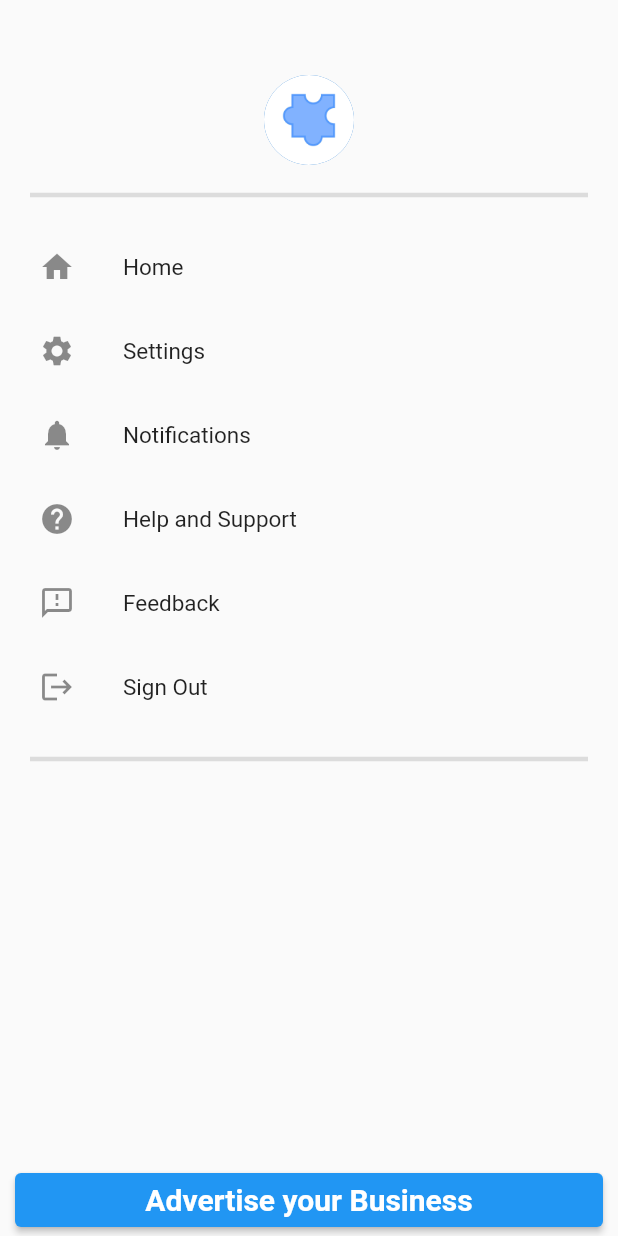
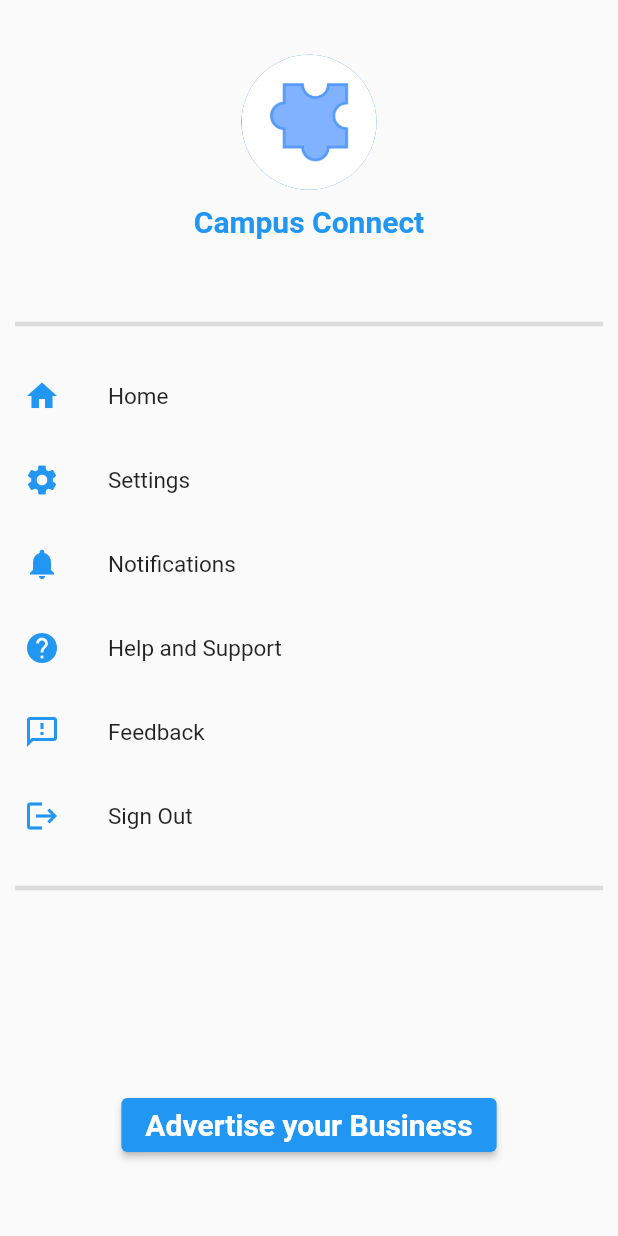
Before and after one commit to ManuelSena19/campus-connect, a Flutter app: the DrawerWidget screen opened by its route, on a phone screen of 412 x 824 dp. Run offline on Flutter 3.47's test engine with Material 2 defaults, Android fonts, the phone set to English and light mode, and no system bars; our stand-ins replace cloud_firestore, email_validator, firebase_auth, firebase_core, flutter_secure_storage, image_picker and 1 more; accounts and stored records are empty; network calls fail.

```diff
--- a/lib/constants/routes.dart
+++ b/lib/constants/routes.dart
@@ -5,3 +5,4 @@ const homeScreenRoute = '/home-screen/';
 const resetPasswordRoute = '/reset-password-view/';
 const logicRoute = '/logic/';
 const drawerRoute = '/drawer/';
+const createAdRoute = '/create-ad-screen/';
--- a/lib/main.dart
+++ b/lib/main.dart
@@ -1,5 +1,6 @@
 import 'dart:async';
 import 'package:campus_connect/constants/logic.dart';
+import 'package:campus_connect/screens/create_ad_screen.dart';
 import 'package:campus_connect/screens/home_screen.dart';
 import 'package:campus_connect/screens/login_screen.dart';
 import 'package:campus_connect/screens/register_screen.dart';
@@ -69,6 +70,7 @@ class _MyAppState extends State<MyApp> {
           logicRoute: (context) => const Logic(),
           resetPasswordRoute: (context) => const ResetPasswordScreen(),
           drawerRoute: (context) => const DrawerWidget(),
+          createAdRoute: (context) => const CreateAdScreen(),
         },
         home: const HomeScreen());
   }
--- a/lib/utilities/drawer_widget.dart
+++ b/lib/utilities/drawer_widget.dart
@@ -17,13 +17,25 @@ class DrawerWidget extends StatelessWidget {
 
     return Drawer(
       elevation: 0,
-      child: ListView(
-        padding: const EdgeInsets.fromLTRB(10, 50, 10, 10),
+      child: Column(
         children: [
-          const Center(
-            child: CircleAvatar(
+          Expanded(
+            flex: 2,
+            child: Column(
+              mainAxisAlignment: MainAxisAlignment.center,
+              children: const [
+                CircleAvatar(
                   backgroundImage: AssetImage("assets/logo.png"),
-              radius: 30,
+                  radius: 45,
+                ),
+                SizedBox(height: 10,),
+                Text(
+                  "Campus Connect",
+                  textAlign: TextAlign.center,
+                  style: TextStyle(
+                      fontWeight: FontWeight.bold, fontSize: 20, color: Colors.blue),
+                ),
+              ],
             ),
           ),
           const Divider(
@@ -32,6 +44,11 @@ class DrawerWidget extends StatelessWidget {
             indent: 10,
             endIndent: 10,
           ),
+          Expanded(
+            flex: 5,
+            child: ListView(
+              padding: EdgeInsets.zero,
+              children: [
                 ListTile(
                   title: const Text(
                     "Home",
@@ -40,7 +57,10 @@ class DrawerWidget extends StatelessWidget {
                   onTap: () {
                     pushRoute(homeScreenRoute);
                   },
-            leading: const Icon(Icons.home),
+                  leading: const Icon(
+                    Icons.home,
+                    color: Colors.blue,
+                  ),
                 ),
                 ListTile(
                   title: const Text(
@@ -48,31 +68,43 @@ class DrawerWidget extends StatelessWidget {
                     style: TextStyle(fontSize: 15),
                   ),
                   onTap: () {},
-            leading: const Icon(Icons.settings),
+                  leading: const Icon(
+                    Icons.settings,
+                    color: Colors.blue,
+                  ),
                 ),
                 ListTile(
                   title: const Text(
                     'Notifications',
                     style: TextStyle(fontSize: 15),
                   ),
-            onTap: (){},
-            leading: const Icon(Icons.notifications),
+                  onTap: () {},
+                  leading: const Icon(
+                    Icons.notifications,
+                    color: Colors.blue,
+                  ),
                 ),
                 ListTile(
                   title: const Text(
                     'Help and Support',
                     style: TextStyle(fontSize: 15),
                   ),
-            onTap: (){},
-            leading: const Icon(Icons.help),
+                  onTap: () {},
+                  leading: const Icon(
+                    Icons.help,
+                    color: Colors.blue,
+                  ),
                 ),
                 ListTile(
                   title: const Text(
                     'Feedback',
                     style: TextStyle(fontSize: 15),
                   ),
-            onTap: (){},
-            leading: const Icon(Icons.feedback_outlined),
+                  onTap: () {},
+                  leading: const Icon(
+                    Icons.feedback_outlined,
+                    color: Colors.blue,
+                  ),
                 ),
                 ListTile(
                   title: const Text(
@@ -83,7 +115,10 @@ class DrawerWidget extends StatelessWidget {
                     await FirebaseAuth.instance.signOut();
                     pushReplacementRoute(loginRoute);
                   },
-            leading: const Icon(Icons.logout),
+                  leading: const Icon(
+                    Icons.logout,
+                    color: Colors.blue,
+                  ),
                 ),
                 const Divider(
                   height: 40,
@@ -91,12 +126,18 @@ class DrawerWidget extends StatelessWidget {
                   indent: 10,
                   endIndent: 10,
                 ),
-          const SizedBox(height: 250,),
-          ElevatedButton(
-            onPressed: () {},
+              ],
+            ),
+          ),
+          Flexible(
+            child: ElevatedButton(
+              onPressed: () {
+                pushRoute(createAdRoute);
+              },
               child: const Text(
                 'Advertise your Business',
                 style: TextStyle(fontWeight: FontWeight.bold, fontSize: 20),
+              ),
             ),
           ),
         ],
--- a/pubspec.yaml
+++ b/pubspec.yaml
@@ -17,6 +17,10 @@ dependencies:
   email_validator: ^2.1.17
   flutter_secure_storage: ^8.0.0
   material_design_icons_flutter: ^6.0.7096
+  image_picker: ^0.8.7+1
+  path_provider: ^2.0.14
+  firebase_storage: ^11.0.16
+  path: ^1.8.2
 
 dev_dependencies:
   flutter_test:
```
Also changed, not shown: lib/screens/create_ad_screen.dart (added, +295 -0 lines), assets/sad_photo_icon.png (added), pubspec.lock. Lines whose indentation alone changed are shown as unchanged.
